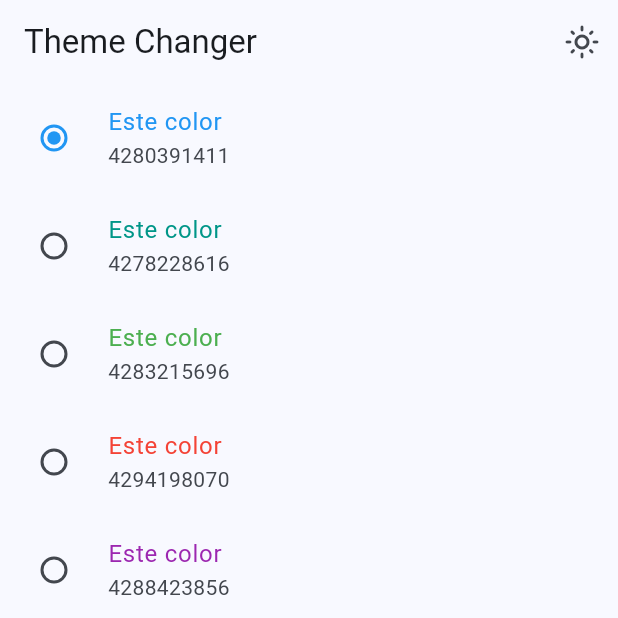
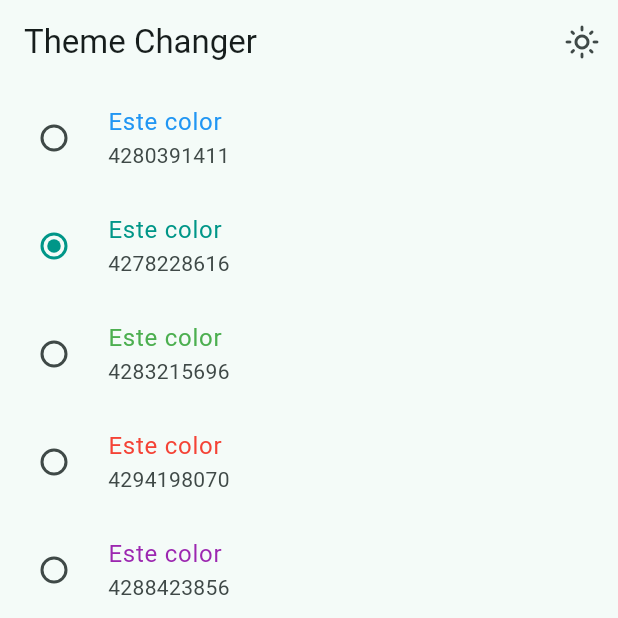
Before and after one commit to joseeliezerr/WidgetApp, a Flutter app: the ThemeChangerScreen screen opened by its route, on a phone screen of 412 x 824 dp, the top half of it. Run offline on Flutter 3.47's test engine with Material 3 defaults, Android fonts, the phone set to English and light mode, and no system bars; our stand-ins replace animate_do, flutter_riverpod, go_router.

Commit message:
state notifier implementado

```diff
--- a/lib/config/theme/app_theme.dart
+++ b/lib/config/theme/app_theme.dart
@@ -24,7 +24,12 @@ class AppTheme {
 
   ThemeData getTheme() => ThemeData(
       useMaterial3: true,
-      brightness: isDarkmode?Brightness.dark:Brightness.light,
+      brightness: isDarkmode ? Brightness.dark : Brightness.light,
       colorSchemeSeed: colorList[selectedColor],
       appBarTheme: const AppBarTheme(centerTitle: false));
+
+  AppTheme copyWith({int? selectedColor, bool? isDarkmode}) => AppTheme(
+        selectedColor: selectedColor ?? this.selectedColor,
+        isDarkmode: isDarkmode ?? this.isDarkmode,
+      );
 }
--- a/lib/presentation/providers/theme_provider.dart
+++ b/lib/presentation/providers/theme_provider.dart
@@ -1,10 +1,24 @@
-
 import 'package:flutter_riverpod/flutter_riverpod.dart';
 import 'package:widget_app/config/theme/app_theme.dart';
 
-final isDarkmodeProvider = StateProvider((ref)=>false);
+final isDarkmodeProvider = StateProvider((ref) => false);
 
-final selectedColorProvider = StateProvider((ref)=>0);
+final selectedColorProvider = StateProvider((ref) => 0);
 
 //listado de colores inmutables
-final colorListProvider=Provider((ref) => colorList);
+final colorListProvider = Provider((ref) => colorList);
+
+final themeNotifierProvider =
+    StateNotifierProvider<ThemeNotifier, AppTheme>((ref) => ThemeNotifier());
+
+class ThemeNotifier extends StateNotifier<AppTheme> {
+  ThemeNotifier() : super(AppTheme());
+
+  void toggleDarkmode() {
+    state = state.copyWith(isDarkmode: !state.isDarkmode);
+  }
+
+  void changeColorIndex(int colorIndex) {
+    state = state.copyWith(selectedColor: colorIndex);
+  }
+}
--- a/lib/presentation/screens/theme_changer/theme_charger_screen.dart
+++ b/lib/presentation/screens/theme_changer/theme_charger_screen.dart
@@ -1,5 +1,6 @@
 import 'package:flutter/material.dart';
 import 'package:flutter_riverpod/flutter_riverpod.dart';
+import 'package:widget_app/config/theme/app_theme.dart';
 import 'package:widget_app/presentation/providers/theme_provider.dart';
 
 class ThemeChangerScreen extends ConsumerWidget {
@@ -8,7 +9,7 @@ class ThemeChangerScreen extends ConsumerWidget {
 
   @override
   Widget build(BuildContext context, WidgetRef ref) {
-    final isDarkmode = ref.watch(isDarkmodeProvider);
+    final isDarkmode = ref.watch(themeNotifierProvider).isDarkmode;
     return Scaffold(
       appBar: AppBar(
         title: Text('Theme Changer'),
@@ -16,7 +17,8 @@ class ThemeChangerScreen extends ConsumerWidget {
           IconButton(
             onPressed: () {
               // Aquí cambias el estado del tema.
-              ref.read(isDarkmodeProvider.notifier).state = !isDarkmode;
+           //   ref.read(isDarkmodeProvider.notifier).state = !isDarkmode;
+           ref.read(themeNotifierProvider.notifier).toggleDarkmode();
             },
             icon: Icon(
               isDarkmode ? Icons.dark_mode_outlined : Icons.light_mode_outlined,
@@ -35,7 +37,9 @@ class _ThemeChangerView extends ConsumerWidget {
   @override
   Widget build(BuildContext context, ref) {
     final List<Color> colors = ref.watch(colorListProvider);
-    final int Selectedcolors = ref.watch(selectedColorProvider);
+    final int selectedColor=ref.watch(themeNotifierProvider).selectedColor;
+
+  //  final int Selectedcolors = ref.watch(selectedColorProvider);
 
 
     return ListView.builder(
@@ -47,9 +51,9 @@ class _ThemeChangerView extends ConsumerWidget {
             subtitle: Text('${color.value}'),
             activeColor: color,
             value: index,
-            groupValue: Selectedcolors,
+            groupValue: selectedColor,
             onChanged: (value) {
-              ref.read(selectedColorProvider.notifier).state = index;
+              ref.watch(themeNotifierProvider.notifier).changeColorIndex(index);
             });
       },
     );
```
Also changed, not shown: lib/main.dart (+4 -3 lines).
